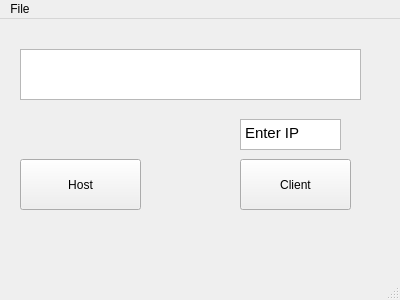
The window that mainwindow.ui (w4est/SocketInt) describes before a commit, drawn with Qt 5.
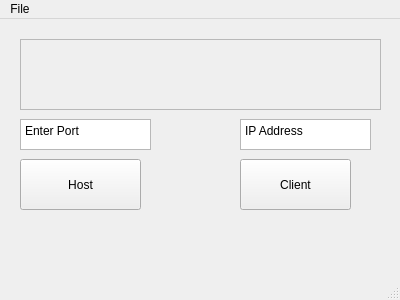
The same window after the commit.

Commit message: Host server functionality implemented

Diff of the .ui file:
```diff
--- a/mainwindow.ui
+++ b/mainwindow.ui
@@ -40,32 +40,50 @@
      <string>Host</string>
     </property>
    </widget>
-   <widget class="QTextEdit" name="textEdit">
+   <widget class="QLabel" name="ConsoleText">
+    <property name="geometry">
+     <rect>
+      <x>20</x>
+      <y>20</y>
+      <width>361</width>
+      <height>71</height>
+     </rect>
+    </property>
+    <property name="frameShape">
+     <enum>QFrame::StyledPanel</enum>
+    </property>
+    <property name="text">
+     <string/>
+    </property>
+    <property name="wordWrap">
+     <bool>true</bool>
+    </property>
+   </widget>
+   <widget class="QPlainTextEdit" name="HostIP">
     <property name="geometry">
      <rect>
       <x>240</x>
       <y>100</y>
-      <width>101</width>
+      <width>131</width>
       <height>31</height>
      </rect>
     </property>
-    <property name="html">
-     <string>&lt;!DOCTYPE HTML PUBLIC &quot;-//W3C//DTD HTML 4.0//EN&quot; &quot;http://www.w3.org/TR/REC-html40/strict.dtd&quot;&gt;
-&lt;html&gt;&lt;head&gt;&lt;meta name=&quot;qrichtext&quot; content=&quot;1&quot; /&gt;&lt;style type=&quot;text/css&quot;&gt;
-p, li { white-space: pre-wrap; }
-&lt;/style&gt;&lt;/head&gt;&lt;body style=&quot; font-family:'Ubuntu'; font-size:11pt; font-weight:400; font-style:normal;&quot;&gt;
-&lt;p style=&quot; margin-top:0px; margin-bottom:0px; margin-left:0px; margin-right:0px; -qt-block-indent:0; text-indent:0px;&quot;&gt;Enter IP&lt;/p&gt;&lt;/body&gt;&lt;/html&gt;</string>
+    <property name="plainText">
+     <string>IP Address</string>
     </property>
    </widget>
-   <widget class="QTextBrowser" name="ConsoleText">
+   <widget class="QPlainTextEdit" name="HostPort">
     <property name="geometry">
      <rect>
       <x>20</x>
-      <y>30</y>
-      <width>341</width>
-      <height>51</height>
+      <y>100</y>
+      <width>131</width>
+      <height>31</height>
      </rect>
     </property>
+    <property name="plainText">
+     <string>Enter Port</string>
+    </property>
    </widget>
   </widget>
   <widget class="QMenuBar" name="menuBar">
```
The commit also changes 1 other file.
